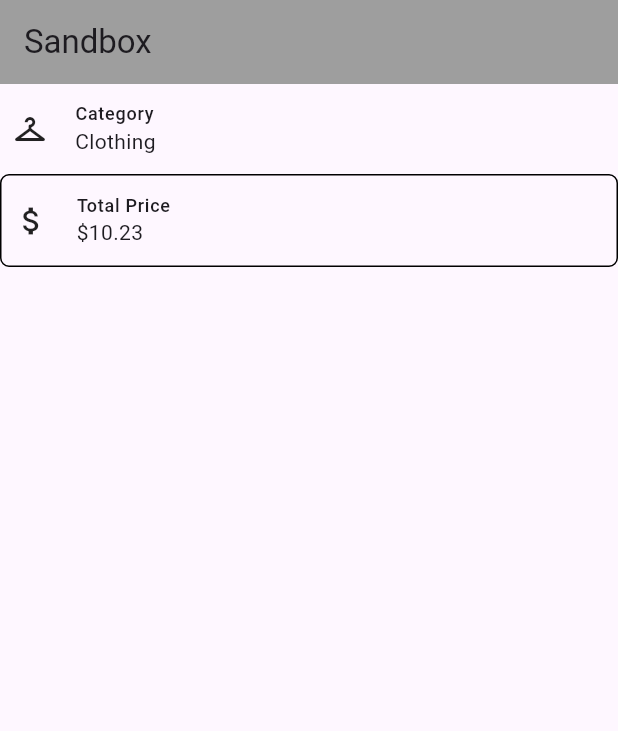
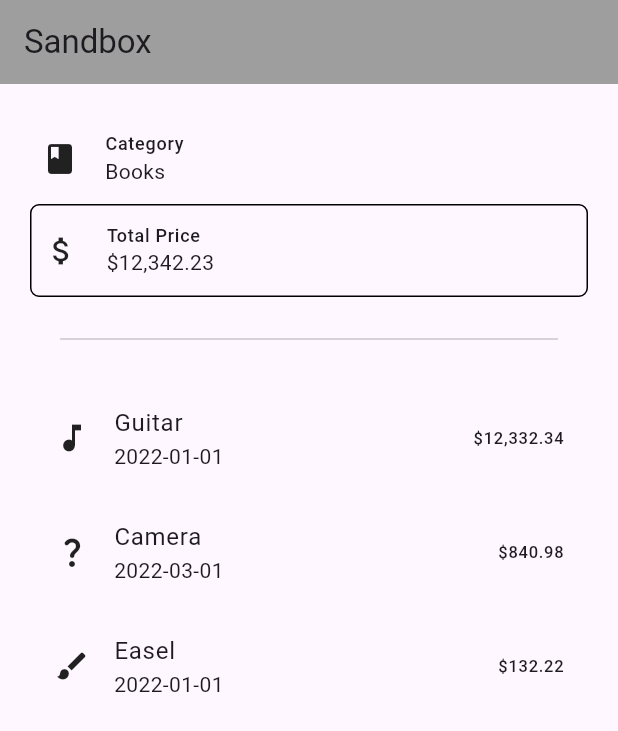
Before and after one commit to slatei/asset_manager, a Flutter app: the screen it shows after launch, on a phone screen of 412 x 824 dp. Shown: the top 731 px of the screen. Run offline on Flutter 3.47's test engine with Material 3 defaults, Android fonts, the phone set to English and light mode, and no system bars; our stand-ins replace cloud_firestore, firebase_auth, firebase_core, firebase_storage, image_picker; missing offline and left inert: firebase_ui_auth; accounts and stored records are empty.

Commit message:
feat: Create assets list screen

```diff
--- a/lib/main.dart
+++ b/lib/main.dart
@@ -1,5 +1,4 @@
-import 'package:asset_store/models/asset/category.dart';
-import 'package:asset_store/screens/lists/asset_header.dart';
+import 'package:asset_store/screens/assets_list.dart';
 import 'package:asset_store/state/categories_state.dart';
 import 'package:provider/provider.dart';
 import 'package:flutter/foundation.dart';
@@ -12,7 +11,6 @@ import 'package:firebase_core/firebase_core.dart';
 
 import 'package:asset_store/screens/auth.dart';
 import 'package:asset_store/screens/dashboard.dart';
-import 'package:asset_store/services/api_service.dart';
 import 'package:asset_store/state/asset_state.dart';
 import 'package:asset_store/state/auth_state.dart';
 
@@ -43,7 +41,6 @@ class App extends StatelessWidget {
   Widget build(BuildContext context) {
     return MultiProvider(
       providers: [
-        ChangeNotifierProvider(create: (context) => ApiService()),
         ChangeNotifierProvider(
             create: (context) => AuthState(auth: FirebaseAuth.instance)),
         ChangeNotifierProvider(
@@ -98,10 +95,6 @@ class Sandbox extends StatelessWidget {
           title: const Text('Sandbox'),
           backgroundColor: Colors.grey,
         ),
-        body: AssetHeader(
-          label: DefaultCategories.clothing.category.name,
-          labelIcon: DefaultCategories.clothing.category.icon!,
-          value: 10.231,
-        ));
+        body: const AssetsList());
   }
 }
--- a/lib/screens/asset_form.dart
+++ b/lib/screens/asset_form.dart
@@ -5,12 +5,12 @@ import 'package:flutter/foundation.dart';
 import 'package:flutter/material.dart';
 import 'package:image_picker/image_picker.dart';
 
-import 'package:asset_store/models/asset.dart';
+import 'package:asset_store/models/asset_orig.dart';
 import 'package:intl/intl.dart';
 import 'package:provider/provider.dart';
 
 class AssetForm extends StatefulWidget {
-  final FutureOr<void> Function(Asset asset,
+  final FutureOr<void> Function(AssetOriginal asset,
       {File? imageFile, Uint8List? imageBytes}) addAsset;
   final ImagePicker imagePicker;
 
@@ -75,7 +75,7 @@ class _AssetFormState extends State<AssetForm> {
     if (_formKey.currentState!.validate()) {
       _formKey.currentState!.save();
 
-      final asset = Asset(
+      final asset = AssetOriginal(
         name: _name!,
         category: _category!,
         purchaseDate: _purchaseDate?.toIso8601String(),
--- /dev/null
+++ b/lib/screens/assets_list.dart
@@ -0,0 +1,97 @@
+import 'package:asset_store/models/asset/asset.dart';
+import 'package:asset_store/models/asset/category.dart';
+import 'package:asset_store/models/asset/purchase.dart';
+import 'package:asset_store/screens/lists/asset_header.dart';
+import 'package:asset_store/screens/lists/asset_list_item.dart';
+import 'package:flutter/material.dart';
+
+class AssetsList extends StatefulWidget {
+  const AssetsList({super.key});
+
+  @override
+  State<AssetsList> createState() => _AssetsListState();
+}
+
+class _AssetsListState extends State<AssetsList> {
+  late List<Asset> assetsList;
+
+  @override
+  void initState() {
+    assetsList = [
+      Asset(
+        id: '1',
+        name: 'Guitar',
+        purchase: Purchase(
+          price: 12332.3432,
+          date: DateTime(2022, 1, 1),
+        ),
+        category: DefaultCategories.music.category,
+      ),
+      Asset(
+        id: '2',
+        name: 'Camera',
+        purchase: Purchase(
+          price: 840.98,
+          date: DateTime(2022, 3),
+        ),
+      ),
+      Asset(
+        id: '3',
+        name: 'Easel  ',
+        purchase: Purchase(
+          price: 132.22,
+          date: DateTime(2022),
+        ),
+        category: DefaultCategories.art.category,
+      ),
+    ];
+
+    super.initState();
+  }
+
+  @override
+  Widget build(BuildContext context) {
+    return Padding(
+      padding: const EdgeInsets.all(10),
+      child: Container(
+        padding: const EdgeInsets.all(10),
+        child: Column(
+          children: [
+            Column(
+              children: [
+                // Header
+                AssetHeader(
+                  label: DefaultCategories.books.category.name,
+                  labelIcon: DefaultCategories.books.category.icon!,
+                  price: 12342.234,
+                ),
+
+                // Separator bar
+                const SizedBox(height: 20),
+                const Divider(
+                  indent: 20,
+                  endIndent: 20,
+                ),
+                const SizedBox(height: 20),
+
+                // Assets List
+                Column(
+                  children: assetsList.map((asset) {
+                    return AssetListItem(
+                      name: asset.name,
+                      icon: asset.category?.icon != null
+                          ? asset.category!.icon!
+                          : Icons.question_mark_rounded,
+                      date: asset.purchase?.date,
+                      price: asset.purchase?.price,
+                    );
+                  }).toList(),
+                ),
+              ],
+            )
+          ],
+        ),
+      ),
+    );
+  }
+}
--- a/lib/screens/lists/asset_header.dart
+++ b/lib/screens/lists/asset_header.dart
@@ -1,11 +1,17 @@
+import 'package:asset_store/shared/styled_text.dart';
 import 'package:flutter/material.dart';
 
 class AssetHeader extends StatelessWidget {
-  const AssetHeader({required this.label, required this.labelIcon, required this.value, super.key});
+  const AssetHeader({
+    required this.label,
+    required this.labelIcon,
+    required this.price,
+    super.key,
+  });
 
   final String label;
   final IconData labelIcon;
-  final double value;
+  final double price;
 
   @override
   Widget build(BuildContext context) {
@@ -60,7 +66,7 @@ class AssetHeader extends StatelessWidget {
                     'Total Price',
                     style: Theme.of(context).textTheme.labelMedium,
                   ),
-                  Text("\$${value.toStringAsFixed(2)}"),
+                  StyledPrice(price),
                 ],
               ),
             ],
--- /dev/null
+++ b/lib/screens/lists/asset_list_item.dart
@@ -0,0 +1,56 @@
+import 'package:asset_store/shared/styled_text.dart';
+import 'package:flutter/material.dart';
+
+class AssetListItem extends StatelessWidget {
+  const AssetListItem(
+      {required this.icon,
+      required this.name,
+      this.date,
+      this.price,
+      super.key});
+
+  final IconData icon;
+  final String name;
+  final DateTime? date;
+  final double? price;
+
+  @override
+  Widget build(BuildContext context) {
+    return Padding(
+      padding: const EdgeInsets.all(8.0),
+      child: Container(
+        width: double.infinity,
+        padding: const EdgeInsets.all(8.0),
+        child: Row(
+          children: [
+            // Icon
+            Icon(icon),
+
+            const SizedBox(width: 16),
+
+            // Content
+            Column(
+              crossAxisAlignment: CrossAxisAlignment.start,
+              children: [
+                Text(
+                  name,
+                  style: Theme.of(context).textTheme.bodyLarge,
+                ),
+                if (date != null) StyledDate(date!)
+              ],
+            ),
+
+            const Expanded(child: SizedBox()),
+
+            // Price
+            if (price != null)
+              StyledPrice(
+                price!,
+                style: Theme.of(context).textTheme.labelSmall,
+              )
+          ],
+        ),
+      ),
+    );
+  }
+}
--- /dev/null
+++ b/lib/shared/styled_text.dart
@@ -0,0 +1,35 @@
+import 'package:flutter/material.dart';
+import 'package:intl/intl.dart';
+
+class StyledPrice extends StatelessWidget {
+  StyledPrice(this.price, {this.style, super.key});
+
+  final double price;
+  final TextStyle? style;
+
+  final NumberFormat value = NumberFormat("#,##0.00", "en_US");
+
+  @override
+  Widget build(BuildContext context) {
+    return Text(
+      "\$${value.format(price)}",
+      style: style,
+    );
+  }
+}
+
+class StyledDate extends StatelessWidget {
+  StyledDate(this.date, {super.key});
+
+  final DateTime date;
+
+  final DateFormat formatter = DateFormat('yyyy-MM-dd');
+
+  @override
+  Widget build(BuildContext context) {
+    return Text(
+      formatter.format(date),
+      style: Theme.of(context).textTheme.bodyMedium,
+    );
+  }
+}
```
